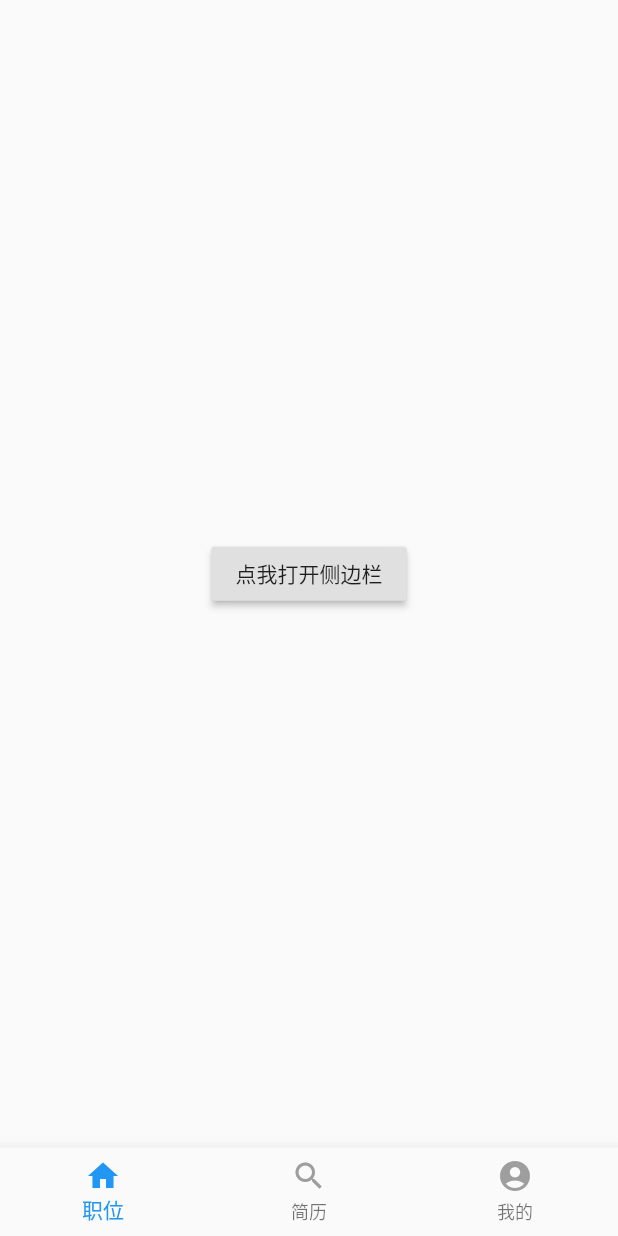
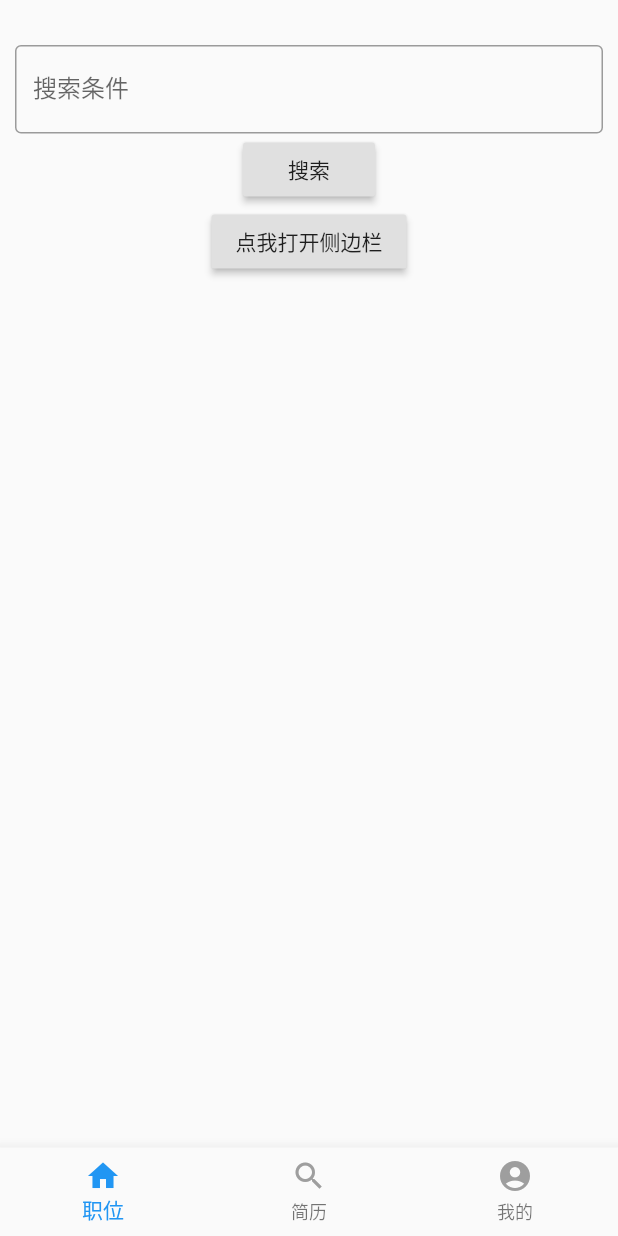
Before and after one commit to guhuang/flutter_app_demo, a Flutter app: the screen it shows after launch, on a phone screen of 412 x 824 dp. Run offline on Flutter 3.47's test engine with Material 2 defaults, Android fonts, the phone set to English and light mode, and no system bars; our stand-ins replace cached_network_image, dio, shared_preferences; generated files the repository leaves out were written again.

Commit message:
网络，存储，路由

```diff
--- /dev/null
+++ b/jsons/testList.json
@@ -0,0 +1,4 @@
+{
+  "name": "scy",
+  "id": 11
+}
--- a/lib/common/http.dart
+++ b/lib/common/http.dart
@@ -19,7 +19,7 @@ class Http {
     _options = Options(extra: {"context": context});
   }
   static Dio dio = new Dio(BaseOptions(
-    baseUrl: 'http://t.weather.sojson.com', // 聚合数据历史天气接口
+    baseUrl: 'http://zuowen.api.juhe.cn', // 聚合数据历史天气接口
     headers: {},
   ));
 
@@ -29,7 +29,7 @@ class Http {
         return options;
       },
       onResponse: (Response response) async {
-        return response.data;
+        return response;
       },
       onError: (DioError e) async {
         // Do something with response error
--- a/lib/routes/homePage/homeRoute.dart
+++ b/lib/routes/homePage/homeRoute.dart
@@ -1,7 +1,10 @@
+import 'dart:io';
+import 'dart:convert';
 import 'package:flutter/material.dart';
 import 'package:flutter_app_demo/routes/homePage/job.dart';
 import 'package:flutter_app_demo/routes/homePage/my_page.dart';
-import 'package:flutter_app_demo/routes/homePage/resume.dart';
+import 'package:flutter_app_demo/routes/homePage/resume/resume.dart';
+import 'package:path_provider/path_provider.dart';
 import 'my_drawer.dart';
 
 class HomeRoute extends StatefulWidget {
@@ -21,6 +24,13 @@ class _HomeRouteState extends State<HomeRoute> {
   final PageController _controller = PageController(
     initialPage: 0,
   );
+
+  @override
+  void initState() {
+    // TODO: implement initState
+    super.initState();
+  }
+
   @override
   Widget build(BuildContext context) {
     return Padding(
--- a/lib/routes/homePage/job.dart
+++ b/lib/routes/homePage/job.dart
@@ -1,6 +1,8 @@
 import 'dart:math';
-
+import 'dart:io';
+import 'dart:convert';
 import 'package:flutter/material.dart';
+import 'package:path_provider/path_provider.dart';
 import 'package:flutter_app_demo/common/http.dart';
 import '../../common/global.dart';
 import '../../common/http.dart';
@@ -11,34 +13,83 @@ class Job extends StatefulWidget {
 }
 
 class _JobState extends State<Job> {
+  final textController = TextEditingController();
+  List cacheList = [];
   @override
   void initState() {
     // TODO: implement initState
     super.initState();
-//    _getCity(context);
+    var cache = _getTemporaryData();
+    cache.then((res) => {
+      setState(() {
+        cacheList = res;
+      })
+    });
+  }
+  _getTemporaryData () async{
+    String tempPath = (await getTemporaryDirectory()).path;
+    File cacheFile = new File('$tempPath/cache.json');
+    try {
+      List cacheList = json.decode((await cacheFile.readAsString()));
+      print('type......${cacheList.runtimeType}$cacheList');
+      return cacheList;
+    } on FileSystemException {
+      return [];
+    }
   }
 
   @override
   Widget build(BuildContext context) {
-    _getCity(context);
+    List<Widget> textList = [];
+    for (var value in cacheList) {
+      textList.add(Container(
+        padding: EdgeInsets.only(top: 10, right: 10, bottom: 10, left: 0),
+        child: Text(value),
+      ));
+    }
+    print('building.......${this.cacheList}');
     // TODO: implement build
     return Center(
-      child: RaisedButton(
-        child: Text('点我打开侧边栏'),
-        onPressed: () {
-          Scaffold.of(context).openDrawer();
-        },
-      ),
+      child: Column(
+        children: <Widget>[
+          Container(
+            margin: EdgeInsets.only(top: 30, left: 10, right: 10),
+            child: TextField(
+              controller: textController,
+              decoration: InputDecoration(
+                border: OutlineInputBorder(),
+                labelText: '搜索条件',
+              ),
+            ),
+          ),
+          Row(
+            children: textList
+          ),
+          RaisedButton(
+            child: Text('搜索'),
+            onPressed: () async{
+              print('onpressed');
+              String searchKey = textController.text;
+              if (searchKey != null || searchKey != '') {
+                String tempPath = (await getTemporaryDirectory()).path;
+                File cacheFile = new File('$tempPath/cache.json');
+                List cacheList = await _getTemporaryData();
+                cacheList.add(searchKey);
+                String cache = json.encode(cacheList);
+                await cacheFile.writeAsString('$cache');
+                _getTemporaryData();
+              }
+            },
+          ),
+          RaisedButton(
+            child: Text('点我打开侧边栏'),
+            onPressed: () {
+              Scaffold.of(context).openDrawer();
+            },
+          ),
+        ],
+      )
     );
   }
 
-  Future _getCity(BuildContext context) async {
-    print('对对对对对对对对对对对对对对对对对对对对对对对对对对对对对对对对对对对对对对对对对');
-    var res = await Http(context).request('/api/weather/city/101030100', method: 'get');
-    print('code...........${res.statusCode}');
-    print('headers...........${res.headers}');
-    print('request...........${res.request}');
-    print('extra...........${res.extra}');
-    print('data...........${res.data}');
-  }
 }
--- a/pubspec.yaml
+++ b/pubspec.yaml
@@ -28,6 +28,7 @@ dependencies:
   dio: ^3.0.4
   provider: ^3.1.0
   cached_network_image: ^1.1.2
+  path_provider: ^1.4.0
 
 dev_dependencies:
   flutter_test:
```
Also changed, not shown: lib/models/index.dart (+5 -4 lines), lib/models/testList.dart (added, +14 -0 lines), lib/routes/homePage/resume.dart (deleted, +0 -10 lines), lib/routes/homePage/resume/card.dart (added, +15 -0 lines), lib/routes/homePage/resume/resume.dart (added, +40 -0 lines), lib/models/testList.g.dart (added), pubspec.lock.
